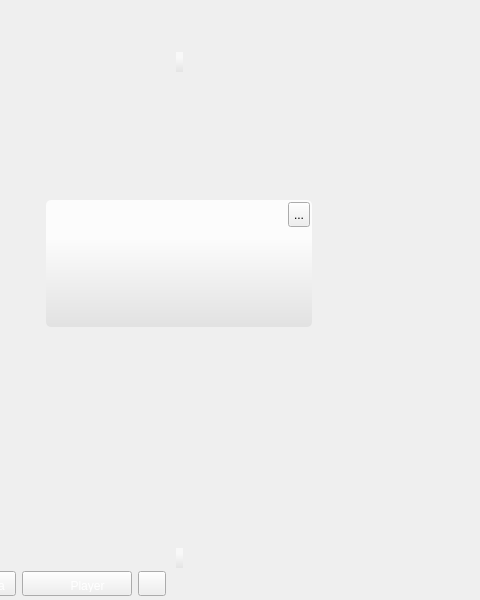
The window that client/base/interface/BaseWindow.ui (alphaonex86/CatchChallenger) describes before a commit, drawn with Qt 5; both pictures show x 221 to 701 and y 0 to 600 of the 800 by 600 pixel window.
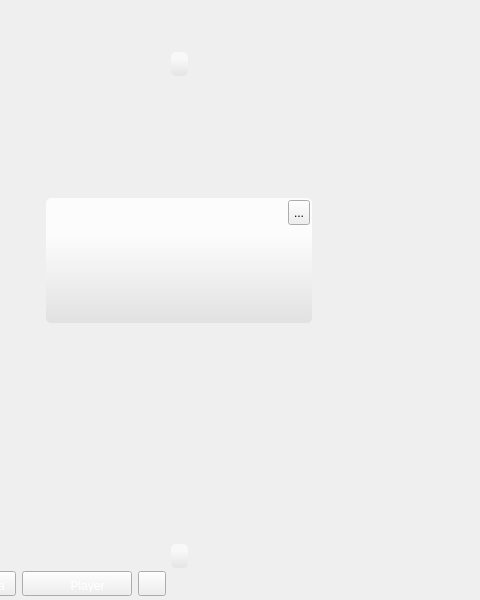
The same window after the commit. The open tabs and pages were chosen to show the change. Icons and pictures are not drawn.

```diff
--- a/client/base/interface/BaseWindow.ui
+++ b/client/base/interface/BaseWindow.ui
@@ -169,6 +169,7 @@
 background-color: qlineargradient(spread:pad, x1:0, y1:0.3, x2:0, y2:1, stop:0 rgba(255, 255, 255, 150), stop:1 rgba(221, 221, 221, 150));
 border-color: rgb(204, 204, 204);
 border-radius: 5px;
+padding:5px;
 }</string>
              </property>
             </widget>
@@ -371,6 +372,7 @@
               <string notr="true">#tip { background-color: qlineargradient(spread:pad, x1:0, y1:0.3, x2:0, y2:1, stop:0 rgba(255, 255, 255, 150), stop:1 rgba(221, 221, 221, 150));
 border-color: rgb(204, 204, 204);
 border-radius: 5px;
+padding:5px;
 }</string>
              </property>
             </widget>
```
Left out of the diff: 2 changed lines with no effect on the pictures.
